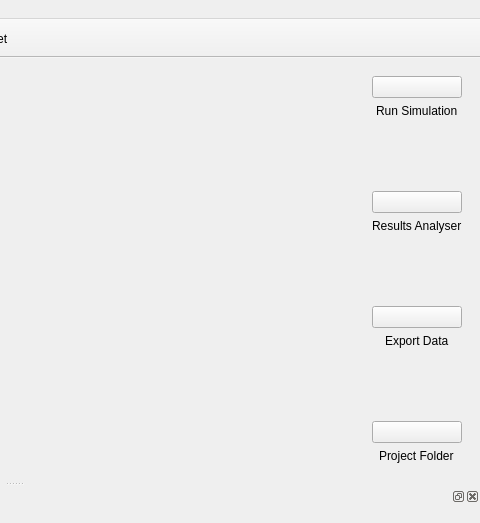
iut-ibk/P8-WSC-GUI, file src/libdynamind-gui/dmmainwindow.ui: the form before one commit; both pictures show x 452 to 932 and y 0 to 523 of the 932 by 756 pixel window.
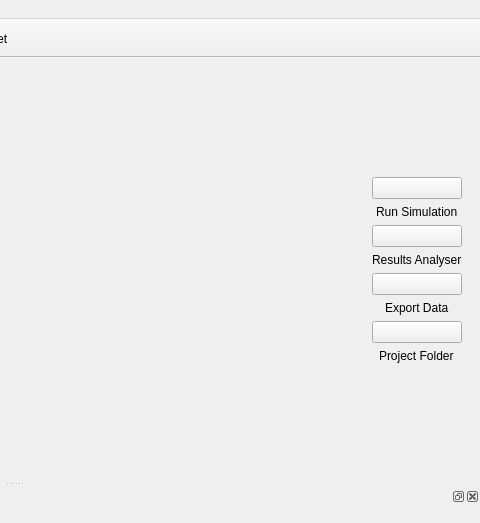
The form after the commit. Icons and pictures are not drawn.

Commit message: moved some vertical spacer for better button placement in fullscreen

Patch:
```diff
--- a/src/libdynamind-gui/dmmainwindow.ui
+++ b/src/libdynamind-gui/dmmainwindow.ui
@@ -89,6 +89,19 @@
        </item>
        <item>
         <layout class="QVBoxLayout" name="verticalLayout_5">
+         <item>
+          <spacer name="verticalSpacer_4">
+           <property name="orientation">
+            <enum>Qt::Vertical</enum>
+           </property>
+           <property name="sizeHint" stdset="0">
+            <size>
+             <width>20</width>
+             <height>40</height>
+            </size>
+           </property>
+          </spacer>
+         </item>
          <item>
           <widget class="QPushButton" name="pb_Run">
            <property name="toolTip">
@@ -122,19 +135,6 @@
            </property>
           </widget>
          </item>
-         <item>
-          <spacer name="verticalSpacer">
-           <property name="orientation">
-            <enum>Qt::Vertical</enum>
-           </property>
-           <property name="sizeHint" stdset="0">
-            <size>
-             <width>20</width>
-             <height>40</height>
-            </size>
-           </property>
-          </spacer>
-         </item>
          <item>
           <widget class="QPushButton" name="pb_Results">
            <property name="toolTip">
@@ -162,19 +162,6 @@
            </property>
           </widget>
          </item>
-         <item>
-          <spacer name="verticalSpacer_2">
-           <property name="orientation">
-            <enum>Qt::Vertical</enum>
-           </property>
-           <property name="sizeHint" stdset="0">
-            <size>
-             <width>20</width>
-             <height>40</height>
-            </size>
-           </property>
-          </spacer>
-         </item>
          <item>
           <widget class="QPushButton" name="pb_Export">
            <property name="toolTip">
@@ -202,19 +189,6 @@
            </property>
           </widget>
          </item>
-         <item>
-          <spacer name="verticalSpacer_3">
-           <property name="orientation">
-            <enum>Qt::Vertical</enum>
-           </property>
-           <property name="sizeHint" stdset="0">
-            <size>
-             <width>20</width>
-             <height>40</height>
-            </size>
-           </property>
-          </spacer>
-         </item>
          <item>
           <widget class="QPushButton" name="pb_TempFold">
            <property name="toolTip">
@@ -242,6 +216,19 @@
            </property>
           </widget>
          </item>
+         <item>
+          <spacer name="verticalSpacer_5">
+           <property name="orientation">
+            <enum>Qt::Vertical</enum>
+           </property>
+           <property name="sizeHint" stdset="0">
+            <size>
+             <width>20</width>
+             <height>40</height>
+            </size>
+           </property>
+          </spacer>
+         </item>
         </layout>
        </item>
       </layout>
```
